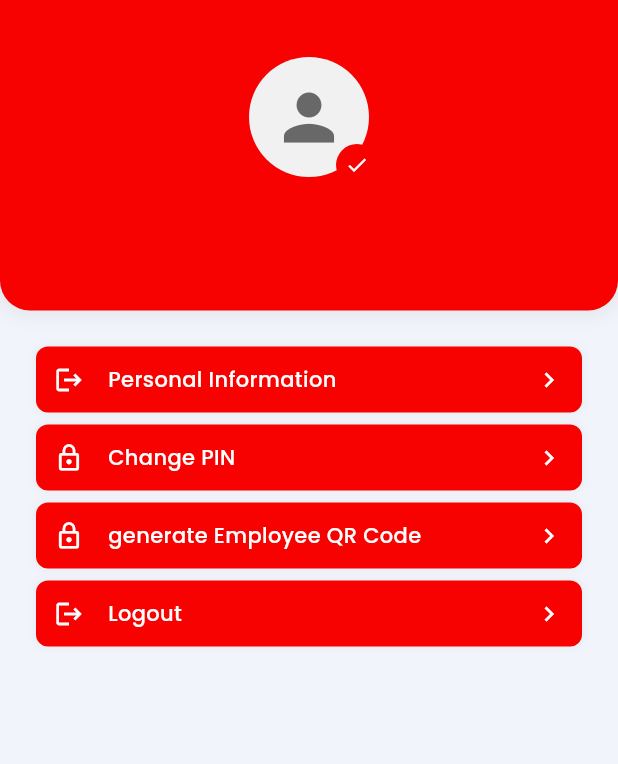
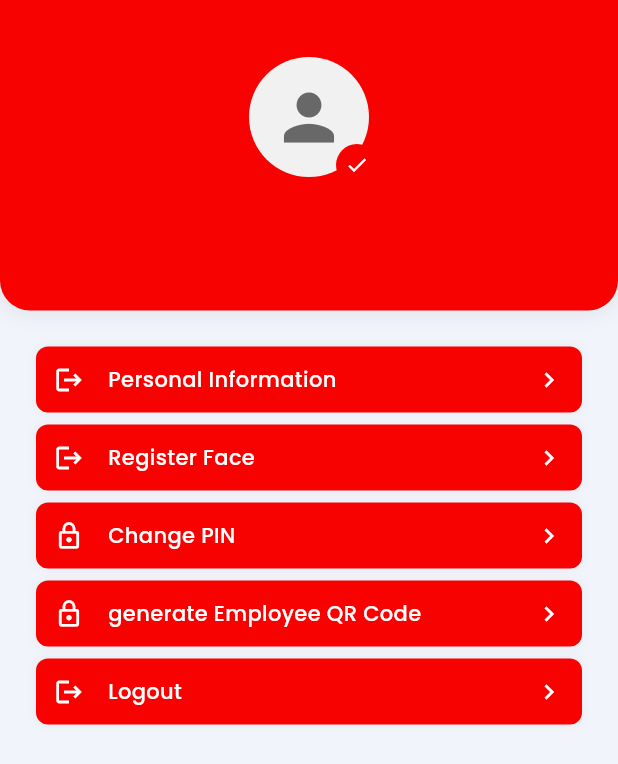
Before and after one commit to Richardmugi/Safebusiness, a Flutter app: the Profile screen opened directly, on a phone screen of 412 x 824 dp. Shown: the top 764 px of the screen. Run offline on Flutter 3.47's test engine with Material 3 defaults, Android fonts, the phone set to English and light mode, and no system bars; our stand-ins replace cached_network_image, camera, carousel_slider, csv, device_preview, fluro and 11 more; missing offline and left inert: carbon_icons, flutter_ringtone_player, google_mlkit_face_detection, mailer, mobile_scanner and 1 more; accounts and stored records are empty.

Commit message:
first commit

```diff
--- a/lib/screens/profile.dart
+++ b/lib/screens/profile.dart
@@ -156,7 +156,7 @@ Widget build(BuildContext context) {
                       );
                     },
                   ),
-                  /*_buildActionButton(
+                  _buildActionButton(
                     icon: Icons.logout,
                     label: 'Register Face',
                     color: Colors.white,
@@ -166,7 +166,7 @@ Widget build(BuildContext context) {
                         MaterialPageRoute(builder: (context) => const FaceRegisterPage()),
                       );
                     },
-                  ),*/
+                  ),
                   /*_buildActionButton(
                     icon: Icons.logout,
                     label: 'Checkin',
--- a/pubspec.yaml
+++ b/pubspec.yaml
@@ -16,7 +16,7 @@ publish_to: 'none' # Remove this line if you wish to publish to pub.dev
 # https://developer.apple.com/library/archive/documentation/General/Reference/InfoPlistKeyReference/Articles/CoreFoundationKeys.html
 # In Windows, build-name is used as the major, minor, and patch parts
 # of the product and file versions while build-number is used as the build suffix.
-version: 1.1.6+19
+version: 1.1.6+20
 
 environment:
   sdk: ^3.7.0
```
